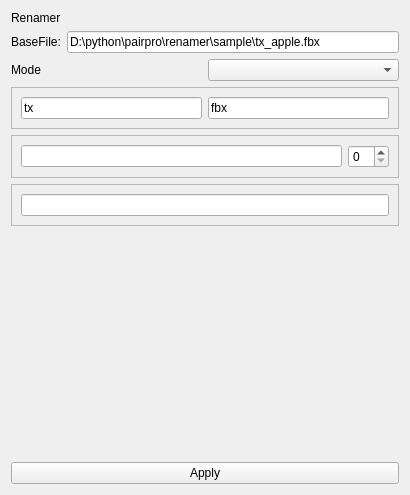
First picture: the form in renamer/view.ui, repository RyotaUnzai/pairpro, before the edit.
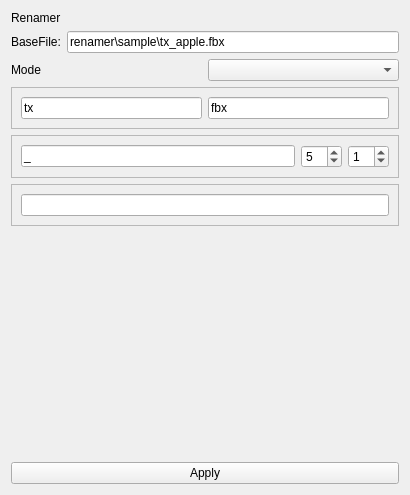
Second picture: the form after the edit.

```diff
--- a/renamer/view.ui
+++ b/renamer/view.ui
@@ -33,7 +33,7 @@
      <item>
       <widget class="QLineEdit" name="lineedit_base_file">
        <property name="text">
-        <string>D:\python\pairpro\renamer\sample\tx_apple.fbx</string>
+        <string>renamer\sample\tx_apple.fbx</string>
        </property>
       </widget>
      </item>
@@ -89,10 +89,31 @@
      </property>
      <layout class="QHBoxLayout" name="horizontalLayout_3">
       <item>
-       <widget class="QLineEdit" name="lineedit_between"/>
+       <widget class="QLineEdit" name="lineedit_between">
+        <property name="text">
+         <string>_</string>
+        </property>
+       </widget>
       </item>
       <item>
-       <widget class="QSpinBox" name="spinbox_number"/>
+       <widget class="QSpinBox" name="spinbox_zero_padding">
+        <property name="minimum">
+         <number>1</number>
+        </property>
+        <property name="value">
+         <number>5</number>
+        </property>
+       </widget>
+      </item>
+      <item>
+       <widget class="QSpinBox" name="spinbox_digits">
+        <property name="minimum">
+         <number>0</number>
+        </property>
+        <property name="value">
+         <number>1</number>
+        </property>
+       </widget>
       </item>
      </layout>
     </widget>
```
